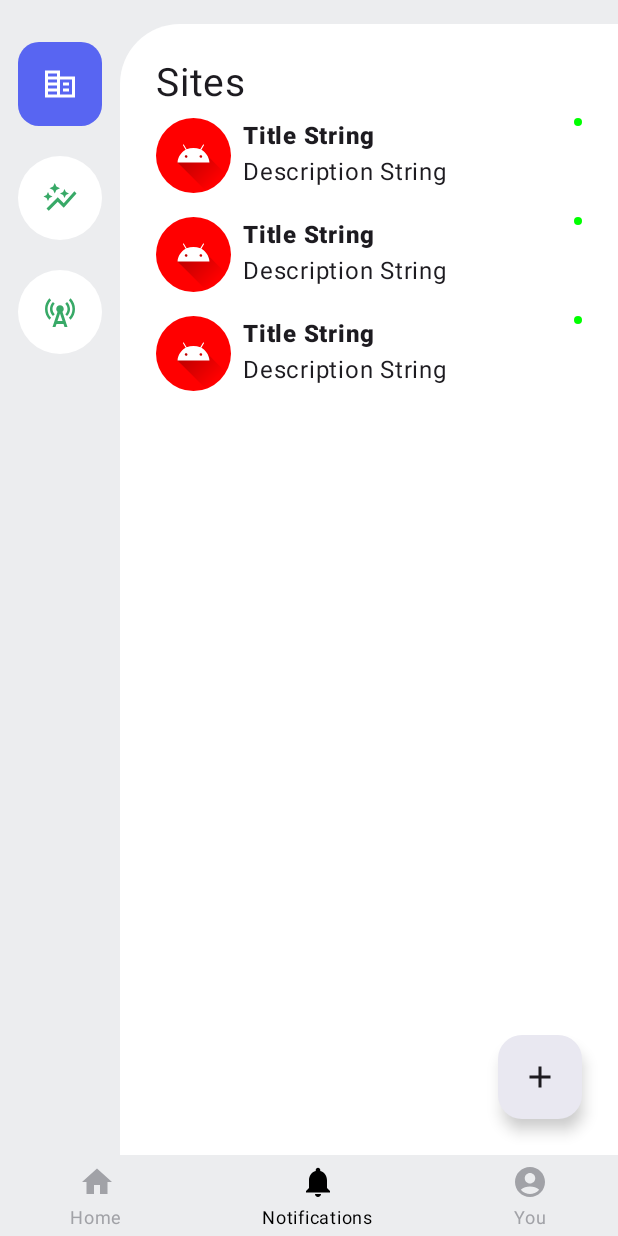
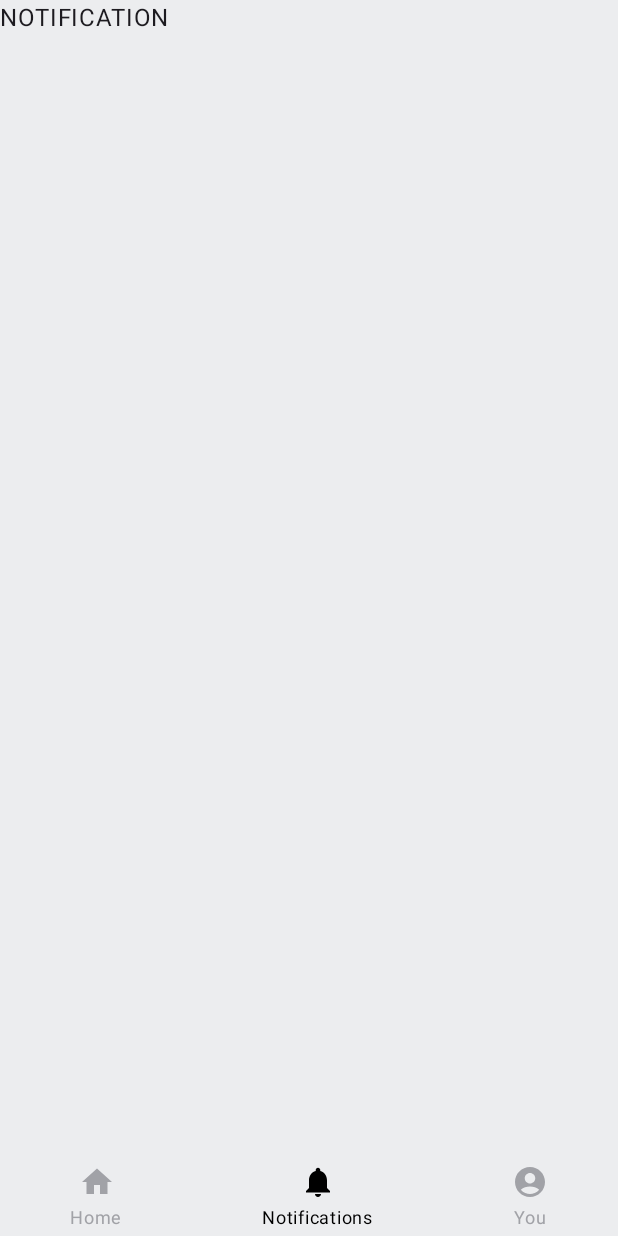
Before and after one commit to dev-sharma3624/QuickCast, an Android app built with Jetpack Compose: the screen it shows after launch (MainActivity), after a tap on "Notifications", on a phone screen of 412 x 824 dp. Run offline under Robolectric (Android 15) with nearby library versions, the phone set to English and light mode, and no system bars.

Commit message:
Added side rail navigation

```diff
--- a/app/src/main/java/com/example/quickcast/Navigation.kt
+++ b/app/src/main/java/com/example/quickcast/Navigation.kt
@@ -1,17 +1,21 @@
 package com.example.quickcast
 
+import androidx.compose.foundation.layout.Column
 import androidx.compose.foundation.layout.PaddingValues
+import androidx.compose.foundation.layout.fillMaxSize
+import androidx.compose.material3.Text
 import androidx.compose.runtime.Composable
-import androidx.navigation.NavController
+import androidx.compose.ui.Modifier
 import androidx.navigation.NavHostController
 import androidx.navigation.compose.NavHost
 import androidx.navigation.compose.composable
-import androidx.navigation.compose.rememberNavController
 import com.example.quickcast.enum_classes.BottomNavigationItems
+import com.example.quickcast.enum_classes.NavigationRailItems
 import com.example.quickcast.ui.HomeScreen
+import com.example.quickcast.ui.SiteScreen
 
 @Composable
-fun Navigation(paddingValues: PaddingValues, navController: NavHostController){
+fun BottomBarNavigation(paddingValues: PaddingValues, navController: NavHostController){
 
     NavHost(navController = navController, startDestination = BottomNavigationItems.Home.name) {
 
@@ -19,5 +23,21 @@ fun Navigation(paddingValues: PaddingValues, navController: NavHostController){
             HomeScreen(paddingValues, navController)
         }
 
+        composable(route = BottomNavigationItems.Notifications.name){
+            BlankScreen("NOTIFICATION")
+        }
+
+        composable(route = BottomNavigationItems.You.name){
+            BlankScreen("YOU")
+        }
     }
 }
+
+@Composable
+fun BlankScreen(screenName: String) {
+    Column(
+        Modifier.fillMaxSize()
+    ) {
+        Text(screenName)
+    }
+}
--- a/app/src/main/java/com/example/quickcast/ui/HomeScreen.kt
+++ b/app/src/main/java/com/example/quickcast/ui/HomeScreen.kt
@@ -3,59 +3,31 @@ package com.example.quickcast.ui
 import androidx.compose.animation.animateColorAsState
 import androidx.compose.animation.core.animateIntAsState
 import androidx.compose.animation.core.tween
-import androidx.compose.foundation.BorderStroke
-import androidx.compose.foundation.Image
 import androidx.compose.foundation.background
-import androidx.compose.foundation.border
-import androidx.compose.foundation.clickable
-import androidx.compose.foundation.layout.Arrangement
-import androidx.compose.foundation.layout.Box
 import androidx.compose.foundation.layout.Column
-import androidx.compose.foundation.layout.IntrinsicSize
 import androidx.compose.foundation.layout.PaddingValues
 import androidx.compose.foundation.layout.Row
 import androidx.compose.foundation.layout.fillMaxSize
-import androidx.compose.foundation.layout.fillMaxWidth
-import androidx.compose.foundation.layout.height
 import androidx.compose.foundation.layout.padding
-import androidx.compose.foundation.layout.size
-import androidx.compose.foundation.lazy.LazyColumn
-import androidx.compose.foundation.shape.CircleShape
 import androidx.compose.foundation.shape.RoundedCornerShape
-import androidx.compose.material.icons.Icons
-import androidx.compose.material.icons.filled.Add
-import androidx.compose.material.icons.filled.Build
 import androidx.compose.material3.FloatingActionButton
 import androidx.compose.material3.FloatingActionButtonDefaults
 import androidx.compose.material3.Icon
 import androidx.compose.material3.NavigationRail
 import androidx.compose.material3.Scaffold
-import androidx.compose.material3.TabPosition
-import androidx.compose.material3.TabRowDefaults.tabIndicatorOffset
-import androidx.compose.material3.Text
 import androidx.compose.runtime.Composable
 import androidx.compose.runtime.getValue
 import androidx.compose.runtime.mutableStateOf
 import androidx.compose.runtime.remember
 import androidx.compose.runtime.setValue
-import androidx.compose.ui.Alignment
 import androidx.compose.ui.Modifier
-import androidx.compose.ui.draw.clip
 import androidx.compose.ui.graphics.Color
-import androidx.compose.ui.graphics.Shape
-import androidx.compose.ui.layout.ContentScale
 import androidx.compose.ui.res.painterResource
-import androidx.compose.ui.res.stringResource
-import androidx.compose.ui.text.font.FontWeight
-import androidx.compose.ui.text.style.TextAlign
 import androidx.compose.ui.tooling.preview.Preview
-import androidx.compose.ui.unit.TextUnit
 import androidx.compose.ui.unit.dp
-import androidx.compose.ui.unit.sp
-import androidx.lifecycle.VIEW_MODEL_STORE_OWNER_KEY
-import androidx.navigation.NavController
+import androidx.navigation.NavHostController
 import androidx.navigation.compose.rememberNavController
-import com.example.quickcast.R
+import com.example.quickcast.BlankScreen
 import com.example.quickcast.enum_classes.NavigationRailItems
 
 @Preview(showBackground = true)
@@ -69,7 +41,7 @@ fun HomeScreenPreview(){
 @Composable
 fun HomeScreen(
     paddingValues : PaddingValues,
-    navController: NavController
+    navController: NavHostController
 ){
     var selectedNavigationRailItem by remember { mutableStateOf(NavigationRailItems.SITES) }
 
@@ -93,91 +65,18 @@ fun HomeScreen(
                 .background(Color.White, RoundedCornerShape(topStart = 40.dp))
 
         ) {
-            Content()
+            when(selectedNavigationRailItem){
+
+                NavigationRailItems.SITES -> SiteScreen()
+
+                NavigationRailItems.COMPARISON -> BlankScreen("Comparison")
+
+                NavigationRailItems.LIVE_TRACKING -> BlankScreen("Live Tracking")
+
+            }
         }
     }
 }
-
-@Composable
-fun Content(){
-    Box(
-        modifier = Modifier
-            .fillMaxSize()
-            .padding(24.dp)
-    ) {
-        Column(
-        ) {
-            Text(
-                text = stringResource(R.string.sites),
-                fontSize = 26.sp
-            )
-
-            LazyColumn{
-                items(3){
-                    Site()
-                }
-            }
-        }
-
-
-        FloatingActionButton(
-            onClick = {},
-            content = {
-                Icon(
-                    imageVector = Icons.Default.Add,
-                    contentDescription = null
-                )
-            },
-            modifier = Modifier.align(Alignment.BottomEnd)
-        )
-    }
-
-}
-
-@Composable
-fun Site() {
-    Row(
-        modifier = Modifier
-            .padding(vertical = 8.dp)
-            .fillMaxWidth(),
-        horizontalArrangement = Arrangement.SpaceBetween
-    ) {
-        Image(
-            painter = painterResource(R.drawable.ic_launcher_foreground),
-            contentDescription = null,
-            modifier = Modifier.clip(CircleShape)
-                .size(50.dp)
-                .background(Color.Red)
-        )
-
-        Column(
-            modifier = Modifier
-                .weight(1f)
-                .padding(horizontal = 8.dp),
-            verticalArrangement = Arrangement.SpaceBetween,
-            horizontalAlignment = Alignment.Start
-        ){
-            Text(
-                text = "Title String",
-                fontWeight = FontWeight.ExtraBold
-            )
-
-            Text(
-                text = "Description String Description String Description String Description String Description StringDescription StringDescription String",
-                maxLines = 1
-            )
-        }
-
-        if(true){
-            Box(
-                modifier = Modifier
-                    .background(Color.Green, CircleShape)
-                    .size(5.dp)
-            )
-        }
-    }
-}
-
 
 @Composable
 fun IconButton(
--- a/app/src/main/java/com/example/quickcast/ui/ScreenContainer.kt
+++ b/app/src/main/java/com/example/quickcast/ui/ScreenContainer.kt
@@ -6,12 +6,10 @@ import androidx.compose.foundation.layout.Column
 import androidx.compose.foundation.layout.IntrinsicSize
 import androidx.compose.foundation.layout.Row
  import androidx.compose.foundation.layout.Spacer
- import androidx.compose.foundation.layout.fillMaxSize
  import androidx.compose.foundation.layout.fillMaxWidth
 import androidx.compose.foundation.layout.height
  import androidx.compose.foundation.layout.navigationBarsPadding
  import androidx.compose.foundation.layout.padding
-import androidx.compose.foundation.layout.size
  import androidx.compose.foundation.layout.systemBarsPadding
  import androidx.compose.material3.Icon
 import androidx.compose.material3.Scaffold
@@ -23,16 +21,14 @@ import androidx.compose.runtime.Composable
  import androidx.compose.runtime.setValue
  import androidx.compose.ui.Alignment
 import androidx.compose.ui.Modifier
-import androidx.compose.ui.draw.shadow
-import androidx.compose.ui.graphics.Color
+ import androidx.compose.ui.graphics.Color
 import androidx.compose.ui.res.painterResource
-import androidx.compose.ui.text.font.FontWeight
-import androidx.compose.ui.tooling.preview.Devices
+ import androidx.compose.ui.tooling.preview.Devices
 import androidx.compose.ui.tooling.preview.Preview
 import androidx.compose.ui.unit.dp
 import androidx.compose.ui.unit.sp
  import androidx.navigation.compose.rememberNavController
- import com.example.quickcast.Navigation
+ import com.example.quickcast.BottomBarNavigation
  import com.example.quickcast.enum_classes.BottomNavigationItems
  import com.example.quickcast.ui.theme.QuickCastTheme
 
@@ -58,7 +54,7 @@ fun ScreenContainer(){
             currentScreen = currentScreen,
             onClick = { destScreen ->
                 currentScreen = destScreen
-//                navController.navigate(destScreen.name)
+                navController.navigate(destScreen.name)
             }
         )},
         topBar = {
@@ -66,7 +62,7 @@ fun ScreenContainer(){
         }
     ) { paddingValues ->
 
-        Navigation(paddingValues, navController)
+        BottomBarNavigation(paddingValues, navController)
 
     }
 }
--- /dev/null
+++ b/app/src/main/java/com/example/quickcast/ui/SiteScreen.kt
@@ -0,0 +1,111 @@
+package com.example.quickcast.ui
+
+import androidx.compose.foundation.Image
+import androidx.compose.foundation.background
+import androidx.compose.foundation.layout.Arrangement
+import androidx.compose.foundation.layout.Box
+import androidx.compose.foundation.layout.Column
+import androidx.compose.foundation.layout.Row
+import androidx.compose.foundation.layout.fillMaxSize
+import androidx.compose.foundation.layout.fillMaxWidth
+import androidx.compose.foundation.layout.padding
+import androidx.compose.foundation.layout.size
+import androidx.compose.foundation.lazy.LazyColumn
+import androidx.compose.foundation.shape.CircleShape
+import androidx.compose.material.icons.Icons
+import androidx.compose.material.icons.filled.Add
+import androidx.compose.material3.FloatingActionButton
+import androidx.compose.material3.Icon
+import androidx.compose.material3.Text
+import androidx.compose.runtime.Composable
+import androidx.compose.ui.Alignment
+import androidx.compose.ui.Modifier
+import androidx.compose.ui.draw.clip
+import androidx.compose.ui.graphics.Color
+import androidx.compose.ui.res.painterResource
+import androidx.compose.ui.res.stringResource
+import androidx.compose.ui.text.font.FontWeight
+import androidx.compose.ui.unit.Dp
+import androidx.compose.ui.unit.dp
+import androidx.compose.ui.unit.sp
+import com.example.quickcast.R
+
+@Composable
+fun SiteScreen(){
+    Box(
+        modifier = Modifier
+            .fillMaxSize()
+            .padding(24.dp)
+    ) {
+        Column(
+        ) {
+            Text(
+                text = stringResource(R.string.sites),
+                fontSize = 26.sp
+            )
+
+            LazyColumn{
+                items(3){
+                    Site()
+                }
+            }
+        }
+
+
+        FloatingActionButton(
+            onClick = {},
+            content = {
+                Icon(
+                    imageVector = Icons.Default.Add,
+                    contentDescription = null
+                )
+            },
+            modifier = Modifier.align(Alignment.BottomEnd)
+        )
+    }
+
+}
+
+@Composable
+fun Site() {
+    Row(
+        modifier = Modifier
+            .padding(vertical = 8.dp)
+            .fillMaxWidth(),
+        horizontalArrangement = Arrangement.SpaceBetween
+    ) {
+        Image(
+            painter = painterResource(R.drawable.ic_launcher_foreground),
+            contentDescription = null,
+            modifier = Modifier.clip(CircleShape)
+                .size(50.dp)
+                .background(Color.Red)
+        )
+
+        Column(
+            modifier = Modifier
+                .weight(1f)
+                .padding(horizontal = 8.dp),
+            verticalArrangement = Arrangement.SpaceBetween,
+            horizontalAlignment = Alignment.Start
+        ){
+            Text(
+                text = "Title String",
+                fontWeight = FontWeight.ExtraBold
+            )
+
+            Text(
+                text = "Description String Description String Description String Description String Description StringDescription StringDescription String",
+                maxLines = 1
+            )
+        }
+
+        if(true){
+            Box(
+                modifier = Modifier
+                    .background(Color.Green, CircleShape)
+                    .size(5.dp)
+            )
+        }
+    }
+}
```
